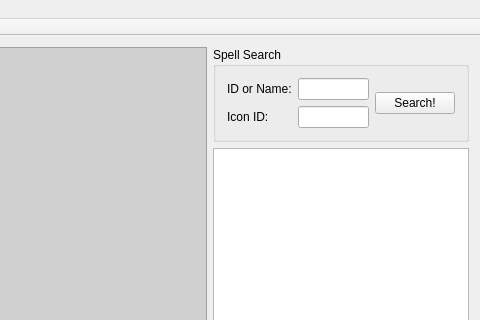
sidsukana/QSpellWork, file QSW/SpellWorkUI.ui: the form before one commit; both pictures show x 400 to 880 and y 0 to 320 of the 880 by 600 pixel window.
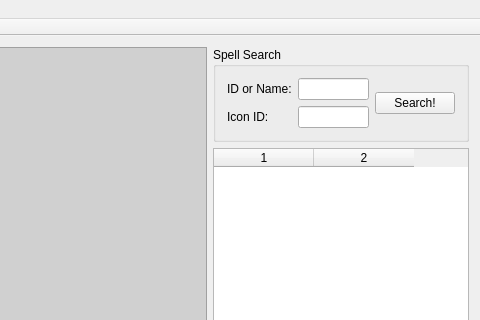
The form after the commit.

Commit message: [25] QTableView -> QTableWidget

What changed in the file:
```diff
--- a/QSW/SpellWorkUI.ui
+++ b/QSW/SpellWorkUI.ui
@@ -73,7 +73,7 @@
        </widget>
       </item>
       <item>
-       <widget class="QTableView" name="SpellList">
+       <widget class="QTableWidget" name="SpellList">
         <property name="sizePolicy">
          <sizepolicy hsizetype="Fixed" vsizetype="Expanding">
           <horstretch>0</horstretch>
@@ -125,15 +125,26 @@
         <property name="cornerButtonEnabled">
          <bool>false</bool>
         </property>
-        <attribute name="horizontalHeaderHighlightSections">
+        <property name="rowCount">
+         <number>0</number>
+        </property>
+        <property name="columnCount">
+         <number>2</number>
+        </property>
+        <attribute name="horizontalHeaderCascadingSectionResizes">
          <bool>true</bool>
         </attribute>
+        <attribute name="horizontalHeaderShowSortIndicator" stdset="0">
+         <bool>false</bool>
+        </attribute>
         <attribute name="verticalHeaderVisible">
          <bool>false</bool>
         </attribute>
-        <attribute name="verticalHeaderMinimumSectionSize">
+        <attribute name="verticalHeaderDefaultSectionSize">
          <number>10</number>
         </attribute>
+        <column/>
+        <column/>
        </widget>
       </item>
      </layout>
```
The commit also changes 2 other files.
